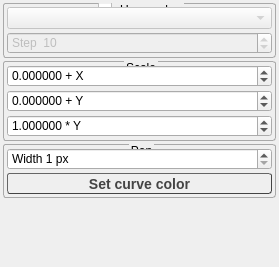
Above: Rragraph/src/CurveSettings.ui from rasmadeus/Rragraph before the change. Below: the same form after it.
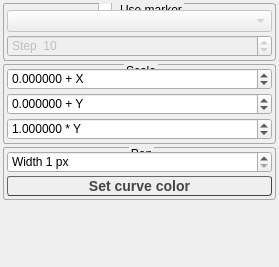
That is the form after the change.

Patch:
```diff
--- a/Rragraph/src/CurveSettings.ui
+++ b/Rragraph/src/CurveSettings.ui
@@ -74,7 +74,7 @@
        <number>3</number>
       </property>
       <property name="topMargin">
-       <number>3</number>
+       <number>6</number>
       </property>
       <property name="rightMargin">
        <number>3</number>
@@ -365,7 +365,8 @@
     font: bold 14px;
     border-radius: 3px;
     min-width: 10em;
-color: #444444;
+    color: #444444;
+    height:15px;
 }
 QToolButton:pressed {
 color: #999999;
```
